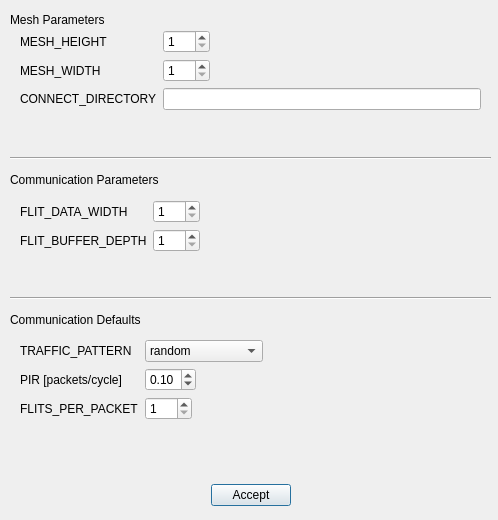
Before: the Qt Designer form GUI/ui/configNoC.ui in MartinMosbeck/NoCMonitor, drawn with Qt 5.
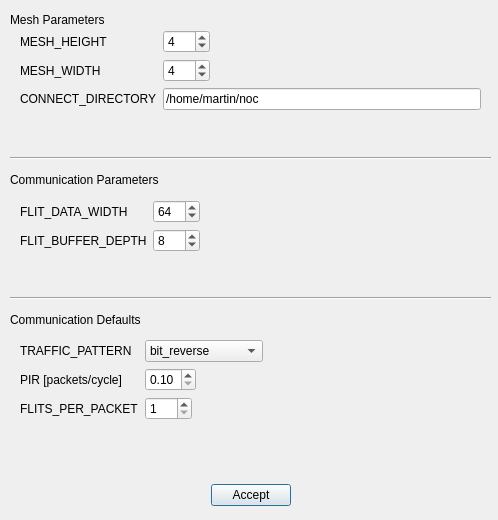
After: the same form once the commit is applied.

```diff
--- a/GUI/ui/configNoC.ui
+++ b/GUI/ui/configNoC.ui
@@ -62,6 +62,9 @@
         <property name="maximum">
          <number>100</number>
         </property>
+        <property name="value">
+         <number>4</number>
+        </property>
        </widget>
       </item>
       <item>
@@ -96,6 +99,9 @@
         <property name="maximum">
          <number>100</number>
         </property>
+        <property name="value">
+         <number>4</number>
+        </property>
        </widget>
       </item>
       <item>
@@ -123,7 +129,11 @@
     <item row="2" column="1">
      <layout class="QHBoxLayout" name="horizontalLayout_4">
       <item>
-       <widget class="QLineEdit" name="connect_directory"/>
+       <widget class="QLineEdit" name="connect_directory">
+        <property name="text">
+         <string>/home/martin/noc</string>
+        </property>
+       </widget>
       </item>
      </layout>
     </item>
@@ -189,6 +199,9 @@
         <property name="maximum">
          <number>100</number>
         </property>
+        <property name="value">
+         <number>8</number>
+        </property>
        </widget>
       </item>
       <item>
@@ -216,6 +229,9 @@
         <property name="maximum">
          <number>100</number>
         </property>
+        <property name="value">
+         <number>64</number>
+        </property>
        </widget>
       </item>
       <item>
@@ -256,6 +272,12 @@
      <layout class="QHBoxLayout" name="horizontalLayout_5">
       <item>
        <widget class="QComboBox" name="default_traffic_pattern">
+        <property name="currentText">
+         <string>bit_reverse</string>
+        </property>
+        <property name="currentIndex">
+         <number>2</number>
+        </property>
         <item>
          <property name="text">
           <string>random</string>
@@ -321,7 +343,7 @@
       <item>
        <widget class="QDoubleSpinBox" name="default_packet_injection_rate">
         <property name="minimum">
-         <double>0.010000000000000</double>
+         <double>0.100000000000000</double>
         </property>
         <property name="maximum">
          <double>1.000000000000000</double>
```
Left out of the diff: 2 changed lines with no effect on the pictures.
